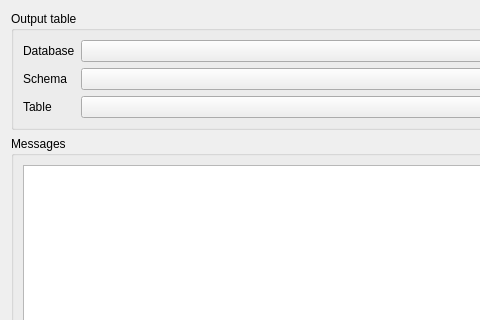
The window that python/plugins/db_manager/ui/DlgPushTableDifferences.ui (peter-kolenic/QGIS) describes before a commit, drawn with Qt 5; both pictures show x 0 to 480 and y 0 to 320 of the 628 by 575 pixel window.
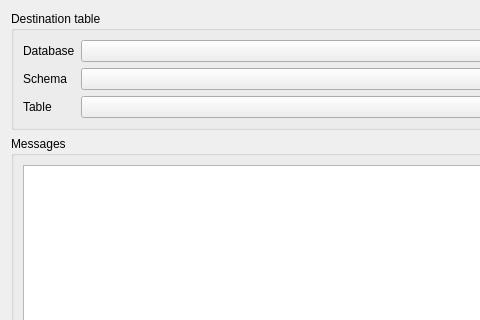
The same window after the commit.

Commit message: dialog renamed: 'Push differences to table'; 'Output table' renamed to 'Destination table'

The edit to the form file:
```diff
--- a/python/plugins/db_manager/ui/DlgPushTableDifferences.ui
+++ b/python/plugins/db_manager/ui/DlgPushTableDifferences.ui
@@ -17,7 +17,7 @@
    <item>
     <widget class="QGroupBox" name="groupBox_3">
      <property name="title">
-      <string>Output table</string>
+      <string>Destination table</string>
      </property>
      <layout class="QGridLayout" name="gridLayout_2">
       <item row="1" column="1">
```
Left out of the diff: 2 changed lines with no effect on the pictures.
